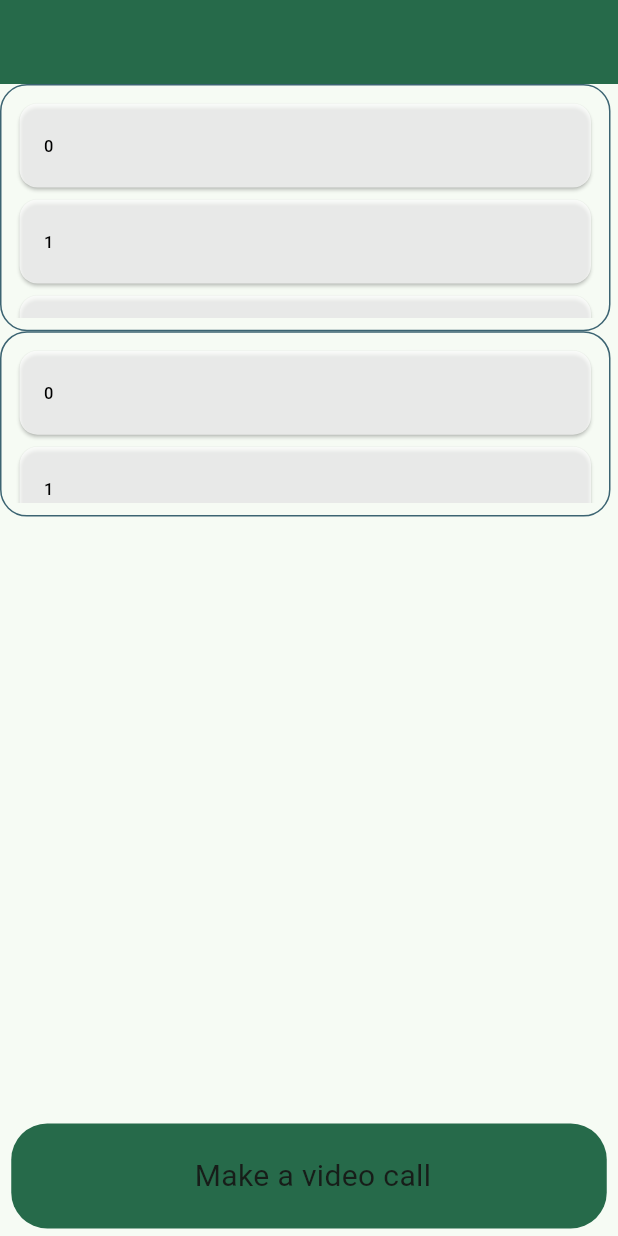
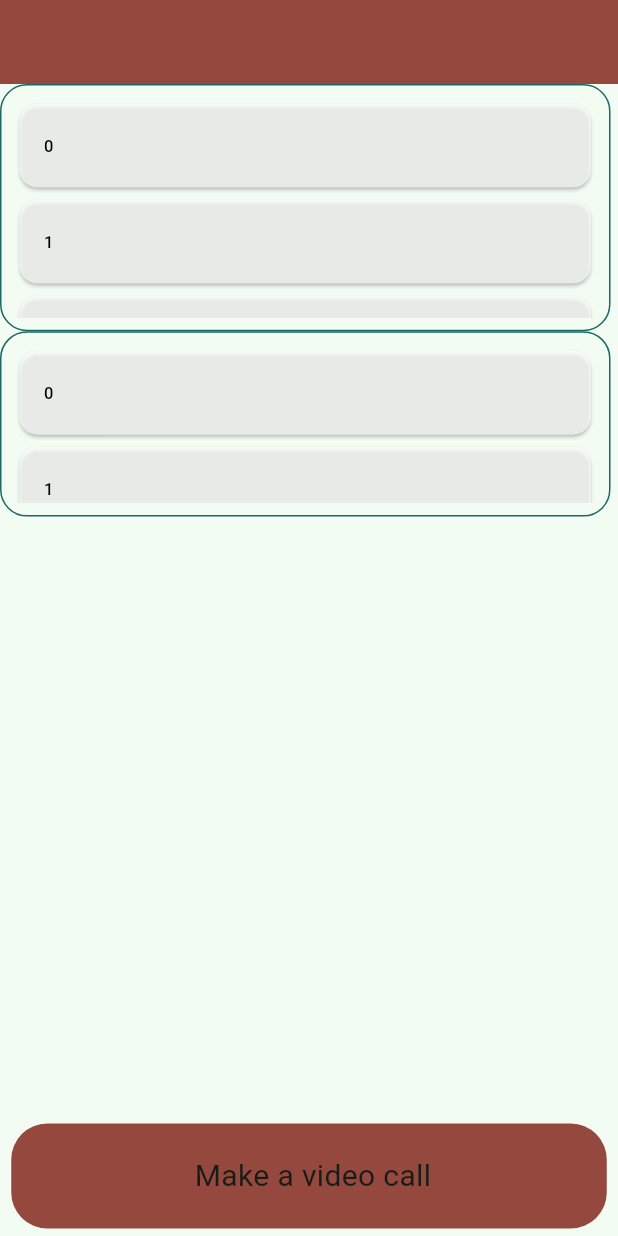
Before and after one commit to ItsYaBoyJG/ChatApp, a Flutter app: the screen it shows after launch, on a phone screen of 412 x 824 dp. Run offline on Flutter 3.47's test engine with Material 3 defaults, Android fonts, the phone set to English and light mode, and no system bars; our stand-ins replace flutter_riverpod, go_router.

Commit message:
added more to theme

```diff
--- a/chat_app/lib/theme.dart
+++ b/chat_app/lib/theme.dart
@@ -2,5 +2,10 @@ import 'package:flutter/material.dart';
 
 class AppTheme {
   static ThemeData appTheme = ThemeData(
-      colorScheme: ColorScheme.fromSeed(seedColor: Colors.greenAccent));
+    useMaterial3: true,
+    colorScheme: ColorScheme.fromSeed(
+        brightness: Brightness.light,
+        dynamicSchemeVariant: DynamicSchemeVariant.expressive,
+        seedColor: Colors.green),
+  );
 }
```
